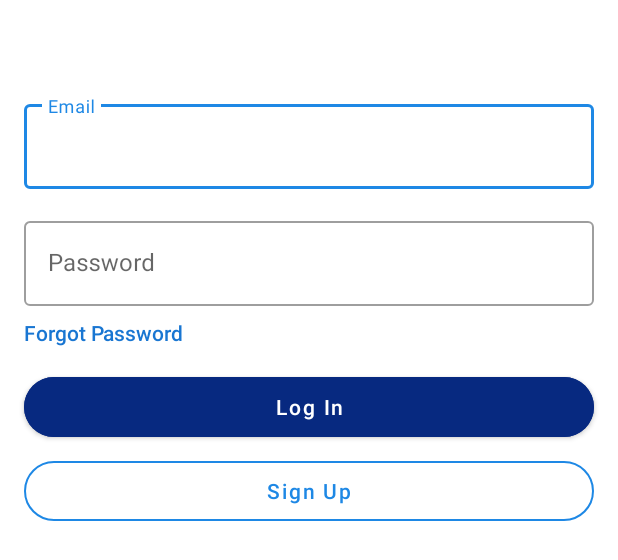
After one commit to SamoraMachel/PesaPal, an Android app: the layout activity_auth.xml on its own in the app's theme, with its tools: preview values and no code run, on a phone screen of 412 x 824 dp. The commit adds this screen. Shown: the top 560 px of the screen. Run offline under Robolectric (Android 15) with nearby library versions, the phone set to English and light mode, and no system bars.

Commit message:
Added the auth login design

```diff
--- /dev/null
+++ b/app/src/main/res/layout/activity_auth.xml
@@ -0,0 +1,88 @@
+<?xml version="1.0" encoding="utf-8"?>
+<androidx.constraintlayout.widget.ConstraintLayout xmlns:android="http://schemas.android.com/apk/res/android"
+    xmlns:app="http://schemas.android.com/apk/res-auto"
+    xmlns:tools="http://schemas.android.com/tools"
+    android:layout_width="match_parent"
+    android:layout_height="match_parent"
+    tools:context=".ui.auth.AuthActivity">
+
+    <com.google.android.material.textfield.TextInputLayout
+        android:id="@+id/textInputLayout"
+        style="@style/Widget.MaterialComponents.TextInputLayout.OutlinedBox"
+        android:layout_width="0dp"
+        android:layout_height="wrap_content"
+        android:layout_marginStart="16dp"
+        android:layout_marginTop="64dp"
+        android:layout_marginEnd="16dp"
+        app:layout_constraintEnd_toEndOf="parent"
+        app:layout_constraintStart_toStartOf="parent"
+        app:layout_constraintTop_toTopOf="parent">
+
+        <com.google.android.material.textfield.TextInputEditText
+            android:id="@+id/auth_email"
+            android:layout_width="match_parent"
+            android:layout_height="wrap_content"
+            android:hint="Email" />
+    </com.google.android.material.textfield.TextInputLayout>
+
+    <com.google.android.material.textfield.TextInputLayout
+        android:id="@+id/textInputLayout2"
+        style="@style/Widget.MaterialComponents.TextInputLayout.OutlinedBox"
+        android:layout_width="0dp"
+        android:layout_height="wrap_content"
+        android:layout_marginTop="16dp"
+        app:layout_constraintEnd_toEndOf="@+id/textInputLayout"
+        app:layout_constraintStart_toStartOf="@+id/textInputLayout"
+        app:layout_constraintTop_toBottomOf="@+id/textInputLayout">
+
+        <com.google.android.material.textfield.TextInputEditText
+            android:id="@+id/auth_password"
+            android:layout_width="match_parent"
+            android:layout_height="wrap_content"
+            android:hint="Password" />
+    </com.google.android.material.textfield.TextInputLayout>
+
+    <TextView
+        android:id="@+id/textView2"
+        android:layout_width="wrap_content"
+        android:layout_height="wrap_content"
+        android:layout_marginTop="8dp"
+        android:fontFamily="@font/roboto_medium"
+        android:text="Forgot Password"
+        android:textColor="#1976D2"
+        app:layout_constraintStart_toStartOf="@+id/textInputLayout2"
+        app:layout_constraintTop_toBottomOf="@+id/textInputLayout2" />
+
+    <Button
+        android:id="@+id/auth_login"
+        android:layout_width="0dp"
+        android:layout_height="wrap_content"
+        android:layout_marginTop="16dp"
+        android:backgroundTint="@color/blue_900"
+        android:insetTop="4dp"
+        android:insetBottom="4dp"
+        android:text="Log In"
+        android:textAllCaps="false"
+        app:cornerRadius="30dp"
+        app:layout_constraintEnd_toEndOf="@+id/textInputLayout2"
+        app:layout_constraintHorizontal_bias="0.375"
+        app:layout_constraintStart_toStartOf="@+id/textInputLayout2"
+        app:layout_constraintTop_toBottomOf="@+id/textView2" />
+
+    <Button
+        android:id="@+id/auth_signup"
+        style="@style/Widget.MaterialComponents.Button.OutlinedButton"
+        android:layout_width="0dp"
+        android:layout_height="wrap_content"
+        android:layout_marginTop="8dp"
+        android:insetTop="4dp"
+        android:insetBottom="4dp"
+        android:text="Sign Up"
+        android:textAllCaps="false"
+        app:cornerRadius="30dp"
+        app:layout_constraintEnd_toEndOf="@+id/textInputLayout2"
+        app:layout_constraintHorizontal_bias="0.0"
+        app:layout_constraintStart_toStartOf="@+id/textInputLayout2"
+        app:layout_constraintTop_toBottomOf="@+id/auth_login"
+        app:strokeColor="@color/blue_700" />
+</androidx.constraintlayout.widget.ConstraintLayout>
--- a/app/src/main/res/values-night/themes.xml
+++ /dev/null
@@ -1,16 +0,0 @@
-<resources xmlns:tools="http://schemas.android.com/tools">
-    <!-- Base application theme. -->
-    <style name="Theme.Paypesa" parent="Theme.MaterialComponents.DayNight.DarkActionBar">
-        <!-- Primary brand color. -->
-        <item name="colorPrimary">@color/purple_200</item>
-        <item name="colorPrimaryVariant">@color/purple_700</item>
-        <item name="colorOnPrimary">@color/black</item>
-        <!-- Secondary brand color. -->
-        <item name="colorSecondary">@color/teal_200</item>
-        <item name="colorSecondaryVariant">@color/teal_200</item>
-        <item name="colorOnSecondary">@color/black</item>
-        <!-- Status bar color. -->
-        <item name="android:statusBarColor">?attr/colorPrimaryVariant</item>
-        <!-- Customize your theme here. -->
-    </style>
-</resources>
--- a/app/src/main/res/values/colors.xml
+++ b/app/src/main/res/values/colors.xml
@@ -7,4 +7,7 @@
     <color name="teal_700">#FF018786</color>
     <color name="black">#FF000000</color>
     <color name="white">#FFFFFFFF</color>
+
+    <color name="blue_700">#1E88E5</color>
+    <color name="blue_900">#072980</color>
 </resources>
--- a/app/src/main/res/values/themes.xml
+++ b/app/src/main/res/values/themes.xml
@@ -2,8 +2,8 @@
     <!-- Base application theme. -->
     <style name="Theme.Paypesa" parent="Theme.MaterialComponents.DayNight.DarkActionBar">
         <!-- Primary brand color. -->
-        <item name="colorPrimary">@color/purple_500</item>
-        <item name="colorPrimaryVariant">@color/purple_700</item>
+        <item name="colorPrimary">@color/blue_700</item>
+        <item name="colorPrimaryVariant">@color/blue_900</item>
         <item name="colorOnPrimary">@color/white</item>
         <!-- Secondary brand color. -->
         <item name="colorSecondary">@color/teal_200</item>
```
Also changed, not shown: app/src/main/AndroidManifest.xml (+6 -3 lines), app/src/main/java/com/example/paypesa/ui/MainActivity.kt (+6 -1 lines), app/src/main/java/com/example/paypesa/ui/auth/AuthActivity.kt (added, +16 -0 lines), app/src/main/res/layout-w1240dp/activity_login.xml (deleted, +0 -70 lines), app/src/main/res/layout-w936dp/activity_login.xml (deleted, +0 -77 lines), app/src/main/res/layout/activity_login.xml (deleted, +0 -70 lines), app/src/main/res/layout/activity_main.xml (+13 -0 lines), app/src/main/res/font/roboto_medium.ttf (added), 1 other file.
